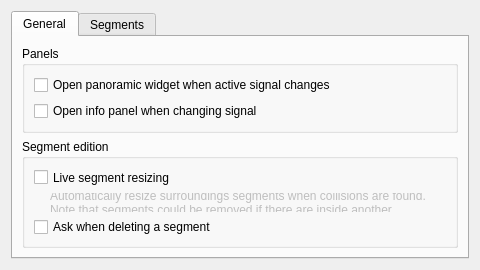
franciscoadasme/a2epg, file appreferenceswidget.ui: the form before one commit.
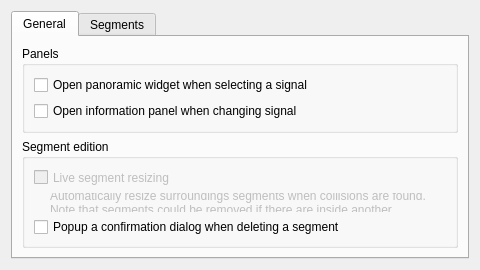
The form after the commit. The open tabs and pages were chosen to show the change. Icons and pictures are not drawn.

Patch:
```diff
--- a/appreferenceswidget.ui
+++ b/appreferenceswidget.ui
@@ -55,7 +55,7 @@
           <item>
            <widget class="QCheckBox" name="openPanoramicCheckBox">
             <property name="text">
-             <string>Open panoramic widget when active signal changes</string>
+             <string>Open panoramic widget when selecting a signal</string>
             </property>
             <property name="tristate">
              <bool>false</bool>
@@ -65,7 +65,7 @@
           <item>
            <widget class="QCheckBox" name="openInfoCheckBox">
             <property name="text">
-             <string>Open info panel when changing signal</string>
+             <string>Open information panel when changing signal</string>
             </property>
            </widget>
           </item>
@@ -80,6 +80,9 @@
          <layout class="QVBoxLayout" name="verticalLayout_3">
           <item>
            <widget class="QCheckBox" name="liveSegmentResizingCheckBox">
+            <property name="enabled">
+             <bool>false</bool>
+            </property>
             <property name="text">
              <string>Live segment resizing</string>
             </property>
@@ -110,7 +113,7 @@
           <item>
            <widget class="QCheckBox" name="askWhenDeletingSegmentCheckBox">
             <property name="text">
-             <string>Ask when deleting a segment</string>
+             <string>Popup a confirmation dialog when deleting a segment</string>
             </property>
            </widget>
           </item>
```
Left out of the diff: 2 changed lines with no effect on the pictures.
